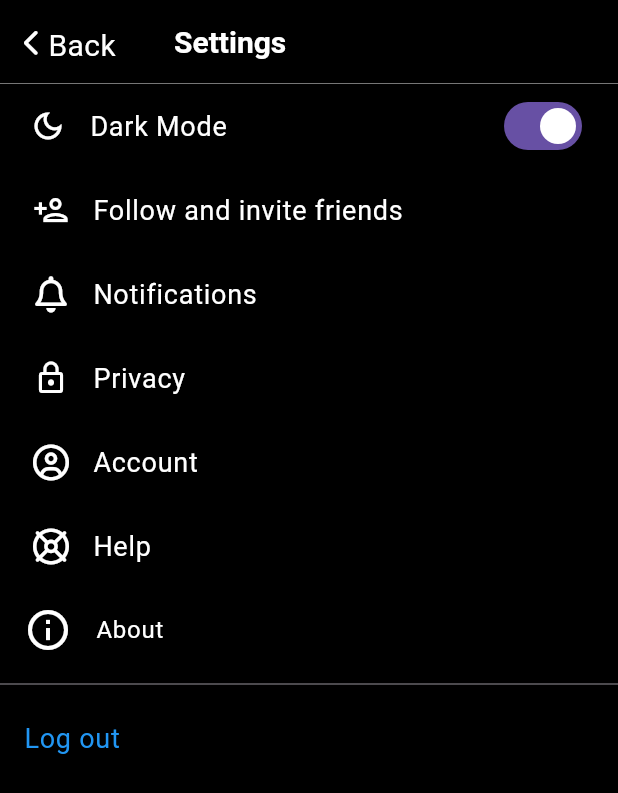
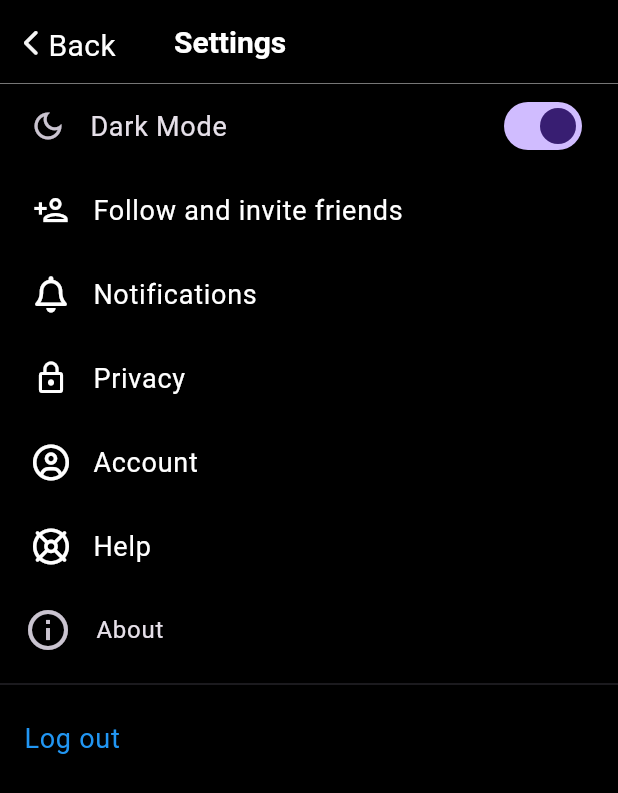
Before and after one commit to ggomdong/twitter, a Flutter app: the SettingsScreen screen opened directly, after a tap on "Dark Mode", on a phone screen of 412 x 824 dp. Shown: the top 793 px of the screen. Run offline on Flutter 3.47's test engine with Material 3 defaults, Android fonts, the phone set to English and light mode, and no system bars; our stand-ins replace camera, faker, font_awesome_flutter, go_router, image_picker, permission_handler and 2 more; missing offline and left inert: gal; accounts and stored records are empty; network calls fail.

```diff
--- a/lib/features/activity/activity_screen.dart
+++ b/lib/features/activity/activity_screen.dart
@@ -85,7 +85,6 @@ class _ActivityScreenState extends State<ActivityScreen>
     return DefaultTabController(
       length: tabs.length,
       child: Scaffold(
-        backgroundColor: isDark ? Colors.black : Colors.white,
         appBar: AppBar(
           toolbarHeight: Sizes.size56,
           backgroundColor: isDark ? Colors.black : Colors.white,
@@ -94,7 +93,6 @@ class _ActivityScreenState extends State<ActivityScreen>
             style: TextStyle(
               fontSize: Sizes.size36,
               fontWeight: FontWeight.w700,
-              color: isDark ? Colors.white : Colors.black,
             ),
           ),
           actions: [
@@ -160,7 +158,6 @@ class _ActivityScreenState extends State<ActivityScreen>
               ),
               child: Divider(
                 thickness: 0.5,
-                color: Colors.grey.shade500,
               ),
             );
           },
@@ -256,7 +253,6 @@ class _ActivityScreenState extends State<ActivityScreen>
                           fontWeight: FontWeight.w600,
                           letterSpacing: 0.01,
                           height: 1.2,
-                          color: isDark ? Colors.white : Colors.black,
                         ),
                       ),
                       Gaps.h5,
@@ -306,7 +302,6 @@ class _ActivityScreenState extends State<ActivityScreen>
                       fontWeight: FontWeight.w500,
                       letterSpacing: 0.01,
                       height: 0.8,
-                      color: isDark ? Colors.white : Colors.black,
                     ),
                   ),
                 ],
--- a/lib/features/thread/widgets/thread_post.dart
+++ b/lib/features/thread/widgets/thread_post.dart
@@ -68,7 +68,6 @@ class _ThreadPostState extends State<ThreadPost> {
   }
 
   Widget _buildPhotoPreview() {
-    final isDark = isDarkMode(context);
     return Wrap(
       children: _selectedPhotos.map(
         (photo) {
@@ -141,7 +140,6 @@ class _ThreadPostState extends State<ThreadPost> {
                     "Cancel",
                     style: TextStyle(
                       fontSize: Sizes.size18,
-                      color: isDark ? Colors.white : Colors.black,
                     ),
                   ),
                 ),
@@ -151,7 +149,6 @@ class _ThreadPostState extends State<ThreadPost> {
                 style: TextStyle(
                   fontSize: Sizes.size18 + Sizes.size1,
                   fontWeight: FontWeight.w700,
-                  color: isDark ? Colors.white : Colors.black,
                 ),
               ),
             ),
@@ -220,7 +217,6 @@ class _ThreadPostState extends State<ThreadPost> {
                               style: TextStyle(
                                 fontSize: Sizes.size16,
                                 fontWeight: FontWeight.w700,
-                                color: isDark ? Colors.white : Colors.black,
                               ),
                             ),
                             TextField(
--- a/lib/features/thread/widgets/thread_report.dart
+++ b/lib/features/thread/widgets/thread_report.dart
@@ -56,7 +56,6 @@ class ThreadReport extends StatelessWidget {
                       style: TextStyle(
                         fontSize: Sizes.size18,
                         fontWeight: FontWeight.w700,
-                        color: isDark ? Colors.white : Colors.black,
                       ),
                     ),
                     Gaps.v6,
--- a/lib/features/views/settings_screen.dart
+++ b/lib/features/views/settings_screen.dart
@@ -47,9 +47,7 @@ class _SettingsScreenState extends State<SettingsScreen> {
   Widget build(BuildContext context) {
     final isDark = isDarkMode(context);
     return Scaffold(
-      backgroundColor: isDark ? Colors.black : Colors.white,
       appBar: AppBar(
-        backgroundColor: isDark ? Colors.black : Colors.white,
         leading: Padding(
           padding: const EdgeInsets.all(16.0),
           child: GestureDetector(
@@ -63,17 +61,12 @@ class _SettingsScreenState extends State<SettingsScreen> {
             child: Row(
               crossAxisAlignment: CrossAxisAlignment.center,
               children: [
-                FaIcon(
-                  FontAwesomeIcons.chevronLeft,
-                  size: Sizes.size18,
-                  color: isDark ? Colors.white : Colors.black,
-                ),
+                FaIcon(FontAwesomeIcons.chevronLeft, size: Sizes.size18),
                 Gaps.h5,
                 Text(
                   "Back",
                   style: TextStyle(
                     fontSize: Sizes.size20,
-                    color: isDark ? Colors.white : Colors.black,
                   ),
                 ),
               ],
@@ -81,12 +74,11 @@ class _SettingsScreenState extends State<SettingsScreen> {
           ),
         ),
         leadingWidth: 100,
-        title: Text(
+        title: const Text(
           'Settings',
           style: TextStyle(
             fontSize: Sizes.size20,
             fontWeight: FontWeight.w700,
-            color: isDark ? Colors.white : Colors.black,
           ),
         ),
         shape: Border(
@@ -105,17 +97,14 @@ class _SettingsScreenState extends State<SettingsScreen> {
             value: context.watch<ConfigViewModel>().darkmode,
             onChanged: (value) =>
                 context.read<ConfigViewModel>().setDarkmode(value),
-            title: Text(
+            title: const Text(
               "Dark Mode",
               style: TextStyle(
                 fontSize: Sizes.size18,
-                color: isDark ? Colors.white : Colors.black,
               ),
             ),
             secondary: Icon(
-              isDark ? Icons.dark_mode_outlined : Icons.sunny,
-              color: isDark ? Colors.white : Colors.black,
-            ),
+                isDark ? Icons.dark_mode_outlined : Icons.light_mode_outlined),
           ),
           ListTileButton(
             leadingIcon: Icons.person_add_outlined,
@@ -138,21 +127,14 @@ class _SettingsScreenState extends State<SettingsScreen> {
             leadingIcon: FontAwesomeIcons.lifeRing,
             text: "Help",
           ),
-          AboutListTile(
+          const AboutListTile(
             icon: FaIcon(
               Icons.info_outline,
               size: Sizes.size32,
-              color: isDark ? Colors.white : Colors.black,
             ),
             applicationName: "",
             applicationVersion: "1.0",
             applicationLegalese: "Don't copy me.",
-            child: Text(
-              'About',
-              style: TextStyle(
-                color: isDark ? Colors.white : Colors.black,
-              ), // ListTile의 기본 텍스트 색 변경
-            ),
           ),
           Divider(
             thickness: 0.5,
--- a/lib/main.dart
+++ b/lib/main.dart
@@ -36,11 +36,12 @@ class App extends StatelessWidget {
 
   @override
   Widget build(BuildContext context) {
+    final isDark = context.watch<ConfigViewModel>().darkmode;
     return MaterialApp.router(
       routerConfig: router,
       debugShowCheckedModeBanner: false,
       title: 'Twitter Clone',
-      themeMode: ThemeMode.system,
+      themeMode: isDark ? ThemeMode.dark : ThemeMode.light,
       theme: ThemeData(
         useMaterial3: true,
         brightness: Brightness.light,
```
Also changed, not shown: lib/features/search/search_screen.dart (+1 -13 lines), lib/features/thread/thread_screen.dart (+4 -35 lines), lib/features/users/user_profile_screen.dart (+4 -13 lines), lib/features/views/privacy_screen.dart (+4 -20 lines).
